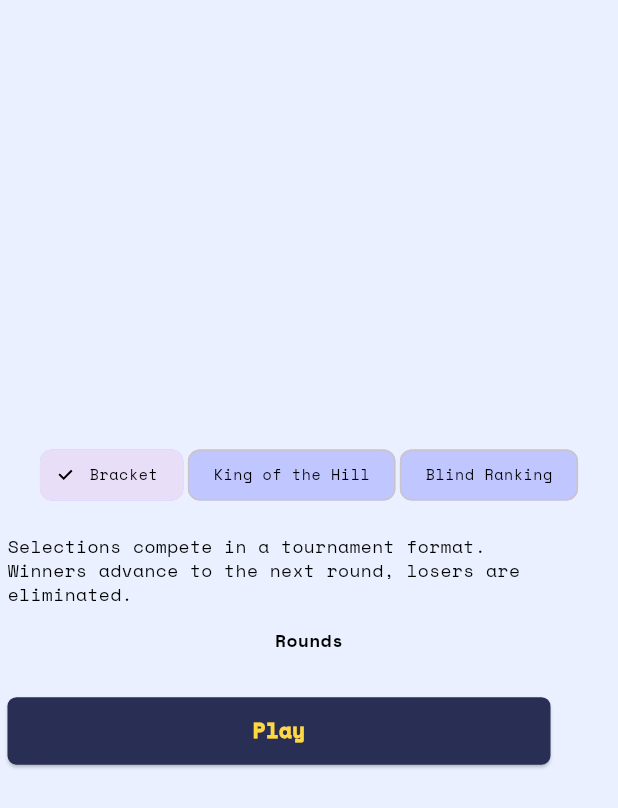
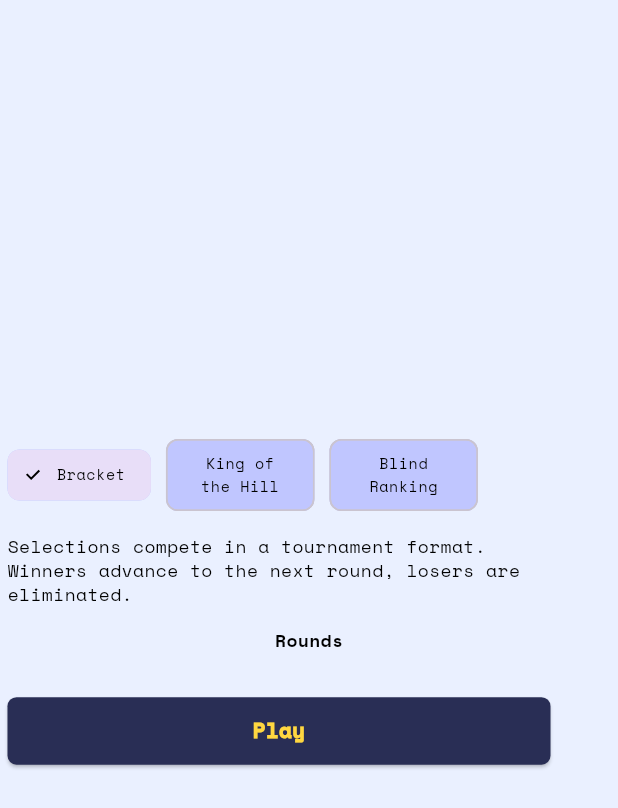
Before and after one commit to Pick-Champ/mobile, a Flutter app: the RoundSelectorWidget widget shown alone on an empty page, opened directly with empty values, on a phone screen of 412 x 824 dp. Shown: the top 808 px of the screen. Run offline on Flutter 3.47's test engine with Material 3 defaults, Android fonts, the phone set to English and light mode, and no system bars; our stand-ins replace auto_route, connectivity_plus, dio, easy_localization, flutter_dotenv, flutter_riverpod and 13 more; accounts and stored records are empty; generated files the repository leaves out were written again; network calls fail; statements that could not run were skipped; project files that could hold a hidden picture were left out; key blocks and very long unbroken strings in the code were emptied for the run.

Commit message:
blind rank card img cover,round selector view fixed

```diff
--- a/lib/core/init/network_manager.dart
+++ b/lib/core/init/network_manager.dart
@@ -20,7 +20,6 @@ class NetworkManager {
   }
 
   static late final Dio _dio;
-
   static final instance = NetworkManager._();
 
   Future<Map<String, dynamic>?> baseRequest(
--- a/lib/feature/quiz/detail/view/quiz_detail_view.dart
+++ b/lib/feature/quiz/detail/view/quiz_detail_view.dart
@@ -50,13 +50,14 @@ class QuizDetailView extends ConsumerWidget {
                       ),
                     ),
                   ),
+                  5.verticalSpace,
                   Text(
                     quiz.title!,
                     style: context.textTheme.labelLarge?.copyWith(
                       fontWeight: FontWeight.bold,
                     ),
                   ),
-
+                  5.verticalSpace,
                   DetailCountRow(
                     textColor: context.themeData.indicatorColor,
                     quiz: quiz,
@@ -70,6 +71,7 @@ class QuizDetailView extends ConsumerWidget {
                         quiz.displayNameSnapshot ??
                         LocaleKeys.undefined.tr(),
                   ),
+                  5.verticalSpace,
                   QuizDetailTags(tags: quiz.tags),
                 ],
               ),
--- a/lib/feature/quiz/detail/widget/round_selector_widget.dart
+++ b/lib/feature/quiz/detail/widget/round_selector_widget.dart
@@ -33,17 +33,23 @@ class _RoundSelectorWidgetState extends ConsumerState<RoundSelectorWidget>
         crossAxisAlignment: CrossAxisAlignment.start,
         mainAxisAlignment: MainAxisAlignment.center,
         children: [
-          Center(
-            child: Wrap(
-              spacing: 3,
+          Wrap(
+            spacing: 10,
             children:
                 QuizType.values.map((type) {
                   final typeName = getTypeName(type);
                   return ChoiceChip(
-                      label: Text(
+                    label: ConstrainedBox(
+                      constraints: const BoxConstraints(maxWidth: 65),
+                      child: Text(
                         typeName,
+                        maxLines: 2,
+                        softWrap: true,
+                        overflow: TextOverflow.visible,
                         style: context.textTheme.labelSmall?.copyWith(
                           fontWeight: FontWeight.w500,
+                        ),
+                        textAlign: TextAlign.center,
                       ),
                     ),
                     selected: selectedQuizType == type,
@@ -60,7 +66,6 @@ class _RoundSelectorWidgetState extends ConsumerState<RoundSelectorWidget>
                     },
                   );
                 }).toList(),
-            ),
           ),
           15.verticalSpace,
           SizedBox(
--- a/lib/feature/quiz/match/widget/blind_selection_card.dart
+++ b/lib/feature/quiz/match/widget/blind_selection_card.dart
@@ -38,7 +38,7 @@ class BlindSelectionCard extends ConsumerWidget {
                     image: NetworkImage(
                       CreateImageUrl().selection(selection!.photo!),
                     ),
-                    fit: BoxFit.cover,
+                    fit: BoxFit.contain,
                   ),
                 ),
               ),
```
Lines whose indentation alone changed are shown as unchanged.
